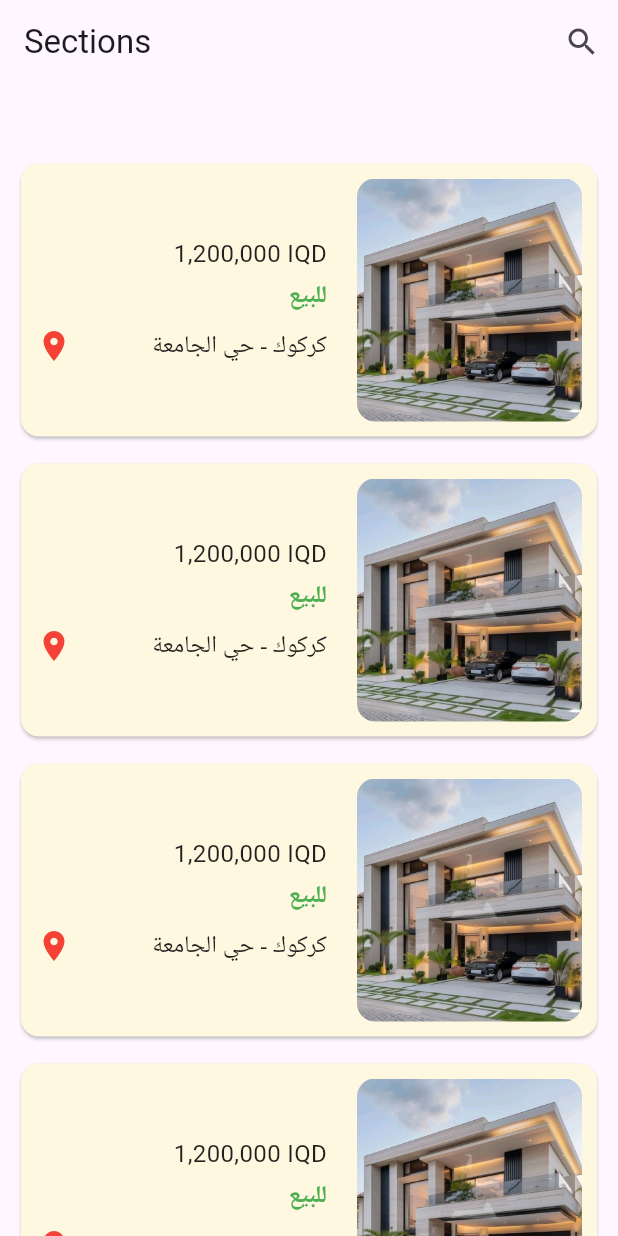
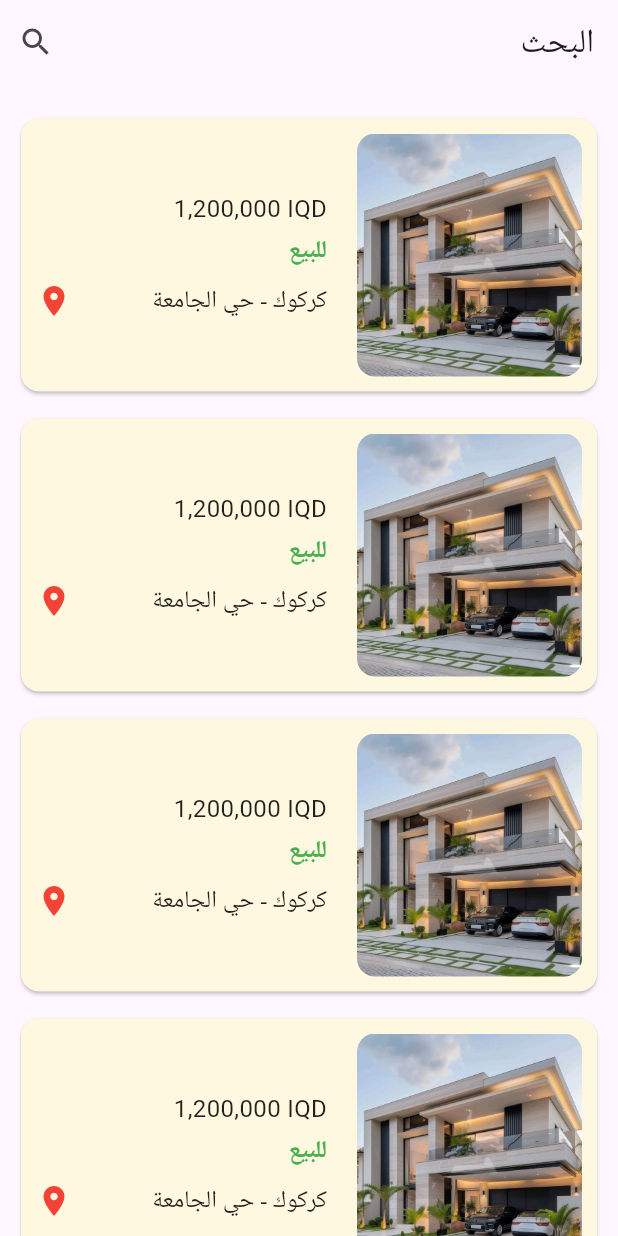
Before and after one commit to ahmedhasan-pr/Real-State, a Flutter app: the screen it shows after launch, after a tap on the "search" icon, on a phone screen of 412 x 824 dp. Run offline on Flutter 3.47's test engine with Material 3 defaults, Android fonts, the phone set to English and light mode, and no system bars; our stand-ins replace buttons_tabbar, image_picker, photo_view, skeletonizer; missing offline and left inert: animated_read_more_text, dart:ffi, day_night_switcher, search_page.

Commit message:
Your commit message

```diff
--- a/frontend/lib/Screen/RealStateSectionsPage.dart
+++ b/frontend/lib/Screen/RealStateSectionsPage.dart
@@ -22,21 +22,28 @@ class _RealStateSectionsPageState extends State<RealStateSectionsPage> {
   ];
   bool isLoading = true;
   @override
-  void initState(){
+  void initState() {
     super.initState();
+
     ///محاكاة تحميل البيانات لمدة 3 ثانية
-    Future.delayed(Duration(seconds: 3),(){
+    Future.delayed(Duration(seconds: 3), () {
       setState(() {
-        isLoading = false; ///تغير الحالة الى تحميل المكتمل
+        isLoading = false;
+
+        ///تغير الحالة الى تحميل المكتمل
       });
     });
   }
+
   Widget build(BuildContext context) {
     return Scaffold(
         appBar: PreferredSize(
-        preferredSize:  ui.Size.fromHeight(100.0), // تعيين ارتفاع AppBar
+          preferredSize: ui.Size.fromHeight(70.0), // تعيين ارتفاع AppBar
+          child: Directionality(
+            textDirection:
+                TextDirection.rtl, // تعيين اتجاه النص من اليمين لليسار
             child: AppBar(
-          title: const Text('Sections'),
+              title: const Text('البحث'), // العنوان باللغة العربية
               actions: [
                 IconButton(
                   icon: const Icon(Icons.search), // أيقونة البحث
@@ -45,9 +52,10 @@ class _RealStateSectionsPageState extends State<RealStateSectionsPage> {
                       context: context,
                       delegate: SearchPage<String>(
                         items: sections,
-                    searchLabel: 'Search sections...',
-                    suggestion: const Center(child: Text('Filter sections')),
-                    failure: const Center(child: Text('No sections found')),
+                        searchLabel: '...ابحث عن العقار', // النص بالعربية
+                        suggestion: const Center(child: Text('تصفية العقار')),
+                        failure: const Center(
+                            child: Text('لم يتم العثور على العقار')),
                         filter: (section) => [section],
                         builder: (section) => ListTile(title: Text(section)),
                       ),
@@ -57,8 +65,8 @@ class _RealStateSectionsPageState extends State<RealStateSectionsPage> {
               ],
             ),
           ),
-      body: isLoading ? _buildSkeletonizer():_buildContent()
-    );
+        ),
+        body: isLoading ? _buildSkeletonizer() : _buildContent());
   }
 
 //// الهيكل العضمي للعناصر
@@ -155,8 +163,6 @@ class _RealStateSectionsPageState extends State<RealStateSectionsPage> {
                                         color: Colors.grey.shade400,
                                       ),
                                     ),
-
-
                                   ],
                                 ),
                               ],
```
Lines whose indentation alone changed are shown as unchanged.
